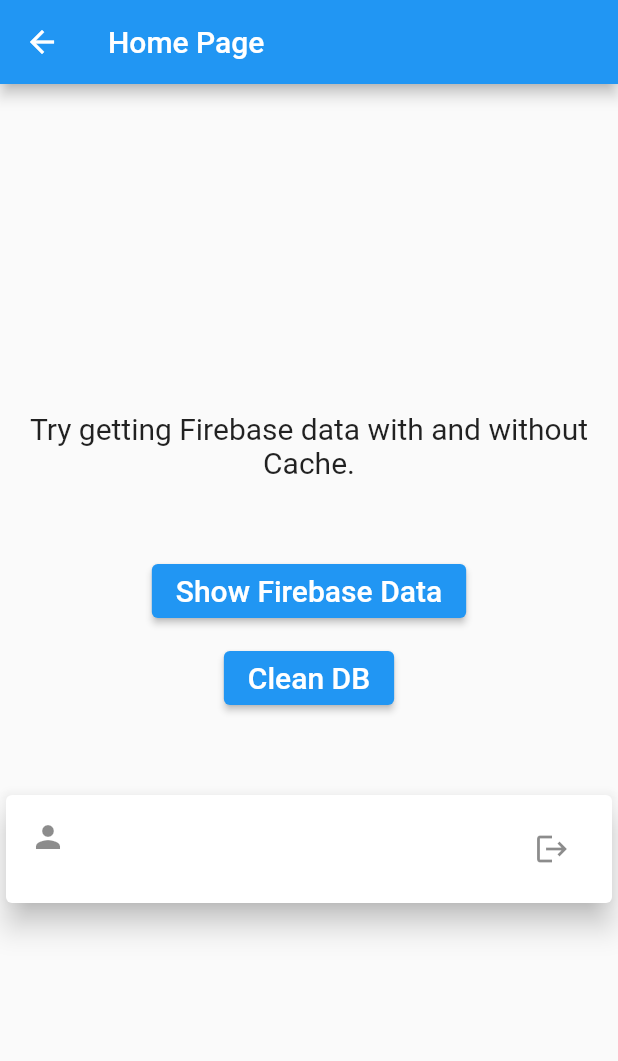
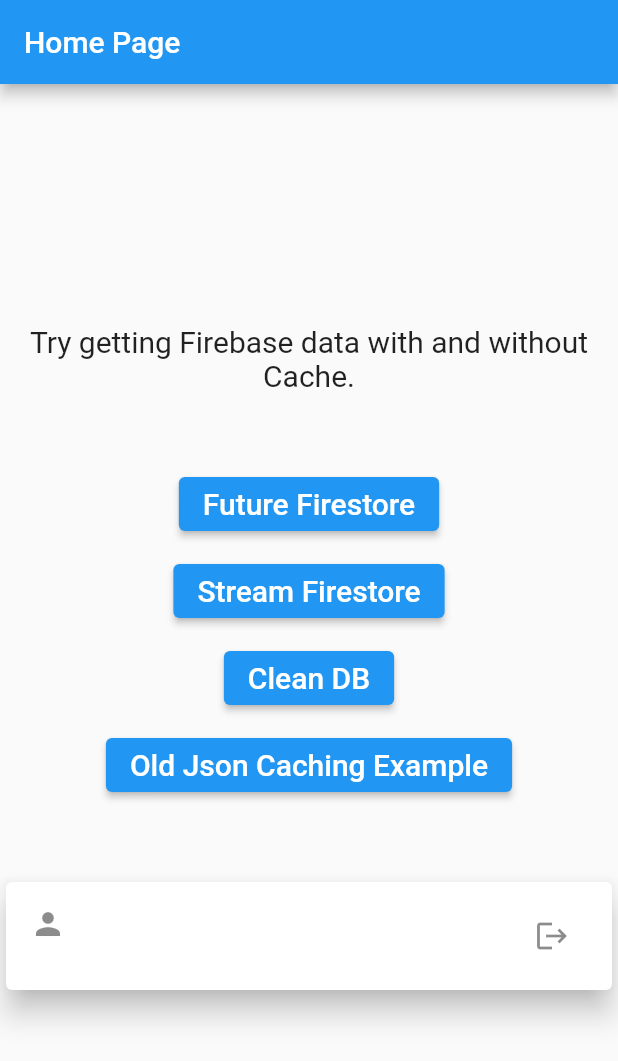
Before and after one commit to smartforce-io/flutter-caching, a Flutter app: the HomePage screen opened directly with empty values, after a tap on "Clean DB", on a phone screen of 412 x 824 dp. Shown: the top 1061 px of the screen. Run offline on Flutter 3.47's test engine with Material 2 defaults, Android fonts, the light colour scheme and no system bars; our stand-ins replace cloud_firestore, firebase_auth, firebase_core, google_sign_in, sqflite; accounts and stored records are empty.

Commit message:
cleaned up code; added all the tests to the main page

```diff
--- a/lib/provider/api.dart
+++ b/lib/provider/api.dart
@@ -1,5 +1,4 @@
 import 'dart:convert';
-import 'dart:ffi';
 import 'package:cloud_firestore/cloud_firestore.dart';
 import 'package:fetchingapp/provider/database.dart';
 import 'package:http/http.dart' as http;
@@ -20,7 +19,6 @@
       if (value.isNotEmpty) {
         print('READING FROM DB, NUMBER OF ENTRIES: ${value.length}');
         callFirestore();
-        print('called firestore');
 
         return value;
       } else {
@@ -46,7 +44,7 @@
   }
 
   Future _getFromDB() async {
-    return readCache().then((value) {
+    return readJsonCache().then((value) {
       if (value.isNotEmpty) {
         print('reading from db');
         return value;
@@ -67,7 +65,6 @@
         // cache data
         if (!kIsWeb) {
           await cleanDB();
-          print('db cleaned');
           await addBatchOfEntries(entries: jsonDecoded);
         }
         return json.decode(body);
--- a/lib/provider/database.dart
+++ b/lib/provider/database.dart
@@ -7,7 +7,7 @@
 Future<Database> cacheDatabase() async {
   return openDatabase(join(await getDatabasesPath(), 'cache_database.db'),
       onCreate: (db, version) {
-    return db.execute(Queries().createCacheTable);
+    return db.execute(Queries().createCacheTable + Queries().jsonCache);
   }, version: 1);
 }
 
@@ -15,7 +15,13 @@
 Future<List<Map>> readCache() async {
   final db = await cacheDatabase();
   var cache = db.query('cache');
-  print('db entries: $cache');
+
+  return cache;
+}
+
+Future<List<Map>> readJsonCache() async {
+  final db = await cacheDatabase();
+  var cache = db.query('jsoncache');
 
   return cache;
 }
@@ -38,7 +44,7 @@
     final entry =
         DataModel(name: item['name'], body: item['body'], email: item['email']);
 
-    batch.insert('cache', entry.toMap(),
+    batch.insert('jsoncache', entry.toMap(),
         conflictAlgorithm: ConflictAlgorithm.replace);
   }
   await batch.commit(noResult: true);
@@ -51,5 +57,7 @@
   }
   final db = await cacheDatabase();
   db.execute(Queries().dropCacheTable);
+  db.execute(Queries().dropJsonTable);
   db.execute(Queries().createCacheTable);
+  db.execute(Queries().jsonCache);
 }
--- a/lib/screen/firestore_page_future.dart
+++ b/lib/screen/firestore_future.dart
@@ -1,6 +1,5 @@
 import 'package:cloud_firestore/cloud_firestore.dart';
 import 'package:fetchingapp/provider/api.dart';
-import 'package:fetchingapp/provider/database.dart';
 import 'package:flutter/material.dart';
 
 class FutureFireStore extends StatefulWidget {
@@ -46,7 +45,7 @@
                           final entry = (snapshot.data as dynamic)[index];
                           return ListTile(
                             title: Text(entry['name'].toString()),
-                            leading: Icon(Icons.data_usage),
+                            leading: const Icon(Icons.data_usage),
                           );
                         });
                   }
--- a/lib/screen/firestore_page_stream.dart
+++ b/lib/screen/firestore_stream.dart
@@ -57,7 +57,6 @@
                     // print(value);
                   });
 
-                  print('db: $db');
                   // readCache();
 
                   // print(data);
--- a/lib/screen/home_page.dart
+++ b/lib/screen/home_page.dart
@@ -1,7 +1,8 @@
 import 'package:fetchingapp/provider/database.dart';
 import 'package:fetchingapp/provider/google_authentication.dart';
-import 'package:fetchingapp/screen/firestore_page_stream.dart';
-import 'package:fetchingapp/screen/firestore_page_future.dart';
+import 'package:fetchingapp/screen/firestore_stream.dart';
+import 'package:fetchingapp/screen/firestore_future.dart';
+import 'package:fetchingapp/screen/json_caching.dart';
 import 'package:fetchingapp/screen/login_page.dart';
 import 'package:firebase_auth/firebase_auth.dart';
 import 'package:flutter/material.dart';
@@ -15,6 +16,7 @@
   Widget build(BuildContext context) {
     return Scaffold(
       appBar: AppBar(
+        automaticallyImplyLeading: false,
         title: const Text('Home Page'),
       ),
       body: Center(
@@ -22,30 +24,56 @@
         mainAxisAlignment: MainAxisAlignment.center,
         crossAxisAlignment: CrossAxisAlignment.center,
         children: [
-          Container(
-            color: Colors.red,
-          ),
           const Text(
             'Try getting Firebase data with and without Cache.',
             style: TextStyle(fontSize: 20),
             textAlign: TextAlign.center,
           ),
           const SizedBox(height: 50),
-          ElevatedButton(
-            child: const Text(
-              'Show Firebase Data',
-              style: TextStyle(fontSize: 20),
+          testSectionButton(
+              context: context,
+              name: 'Future Firestore',
+              widget: const FutureFireStore()),
+          const SizedBox(height: 10),
+          testSectionButton(
+              context: context,
+              name: 'Stream Firestore',
+              widget: const StreamFireStore()),
+          const SizedBox(height: 10),
+          cleanDBbutton(),
+          const SizedBox(height: 10),
+          testSectionButton(
+              context: context,
+              name: 'Old Json Caching Example',
+              widget: const JsonPage()),
+          const SizedBox(height: 50),
+          userProfileCard(context: context, user: user)
+        ],
+      )),
+    );
+  }
+}
+
+Widget testSectionButton(
+    {required BuildContext context,
+    required String name,
+    required Widget widget}) {
+  return ElevatedButton(
+    child: Text(
+      name,
+      style: const TextStyle(fontSize: 20),
     ),
     onPressed: () {
       Navigator.push(
         context,
-                MaterialPageRoute(
-                    builder: (context) => const FutureFireStore()),
+        MaterialPageRoute(builder: (context) => widget),
       );
     },
-          ),
-          const SizedBox(height: 10),
-          ElevatedButton(
+  );
+}
+
+Widget cleanDBbutton() {
+  return ElevatedButton(
     child: const Text(
       'Clean DB',
       style: TextStyle(fontSize: 20),
@@ -53,9 +81,11 @@
     onPressed: () {
       cleanDB();
     },
-          ),
-          const SizedBox(height: 50),
-          Card(
+  );
+}
+
+Widget userProfileCard({required BuildContext context, required User user}) {
+  return Card(
     child: ListTile(
       leading: const Icon(Icons.person),
       title: Text(user.displayName.toString()),
@@ -63,15 +93,11 @@
       trailing: IconButton(
           onPressed: () {
             FirebaseService().signOutFromGoogle();
-                    Navigator.push(context,
-                        MaterialPageRoute(builder: (_) => const LoginPage()));
+            Navigator.push(
+                context, MaterialPageRoute(builder: (_) => const LoginPage()));
           },
           icon: const Icon(Icons.logout)),
     ),
     elevation: 8,
-          ),
-        ],
-      )),
   );
 }
-}
```
Also changed, not shown: lib/main.dart (+13 -1 lines), lib/provider/sql_queries.dart (+16 -7 lines), lib/screen/login_page.dart (+18 -17 lines), lib/screen/json_caching.dart (renamed from lib/screen/data_page.dart). Lines whose indentation alone changed are shown as unchanged.
